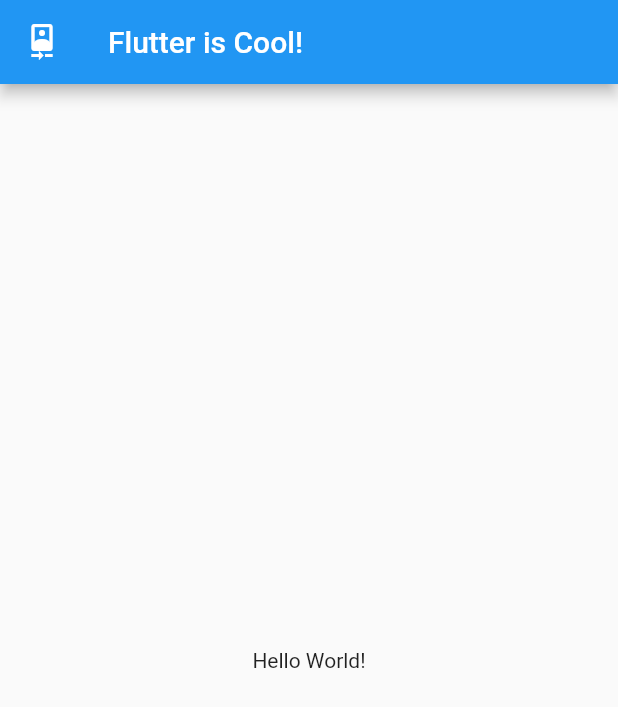
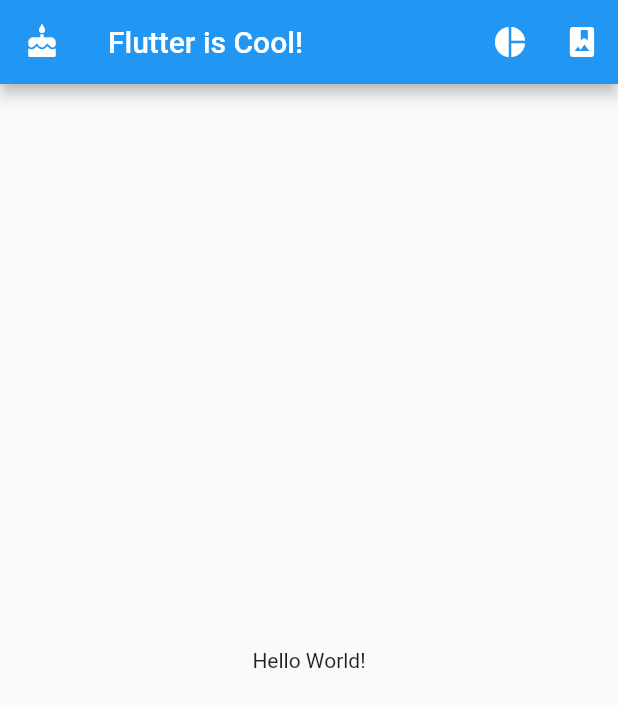
Before and after one commit to Lexscher/flutter_basics, a Flutter app: the screen it shows after launch, on a phone screen of 412 x 824 dp. Shown: the top 707 px of the screen. Run offline on Flutter 3.47's test engine with Material 2 defaults, Android fonts, the phone set to English and light mode, and no system bars.

Commit message:
Actions & Icon buttons

```diff
--- a/lib/main.dart
+++ b/lib/main.dart
@@ -11,8 +11,20 @@ class MyApp extends StatelessWidget {
         appBar: new AppBar(
           title: new Text('Flutter is Cool!'),
           leading: new Icon(
-            Icons.camera_front
-          )
+            Icons.cake
+          ),
+          actions: <Widget>[
+            new IconButton(
+                icon: new Icon(Icons.pie_chart),
+                tooltip: 'Wow!',
+                onPressed: () => {},
+            ),
+            new IconButton(
+              icon: new Icon(Icons.photo_album),
+              tooltip: 'Snap!',
+              onPressed: () => {},
+            ),
+          ]
         ),
         body: new Center(
           child: new Text('Hello World!'),
```
